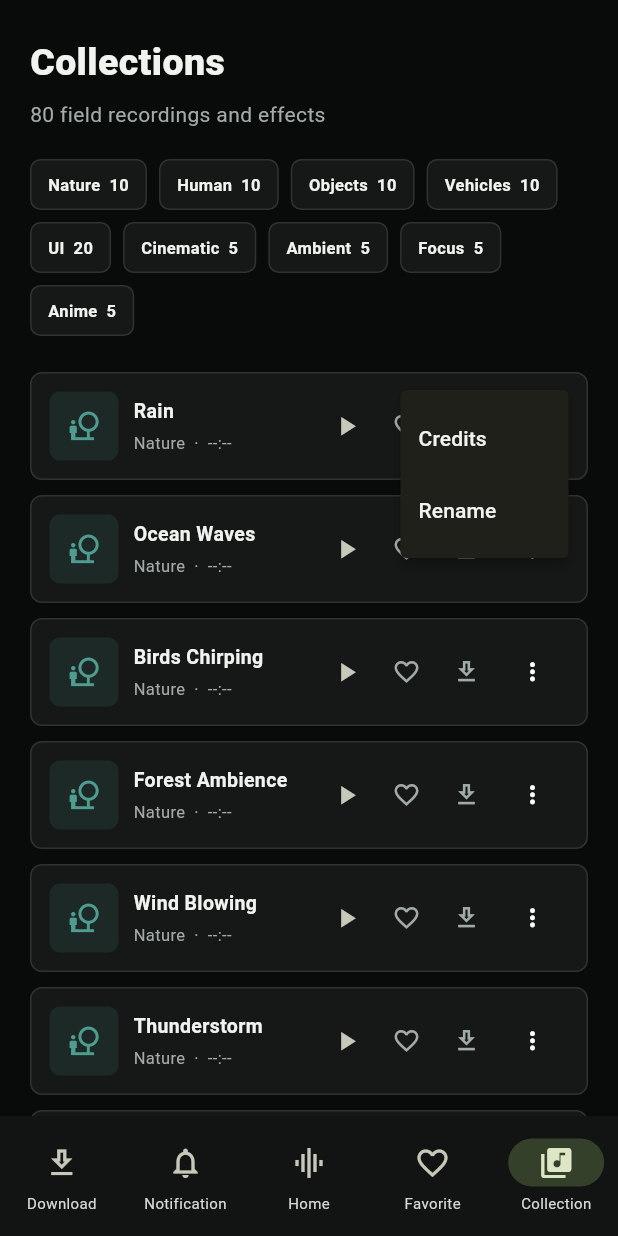
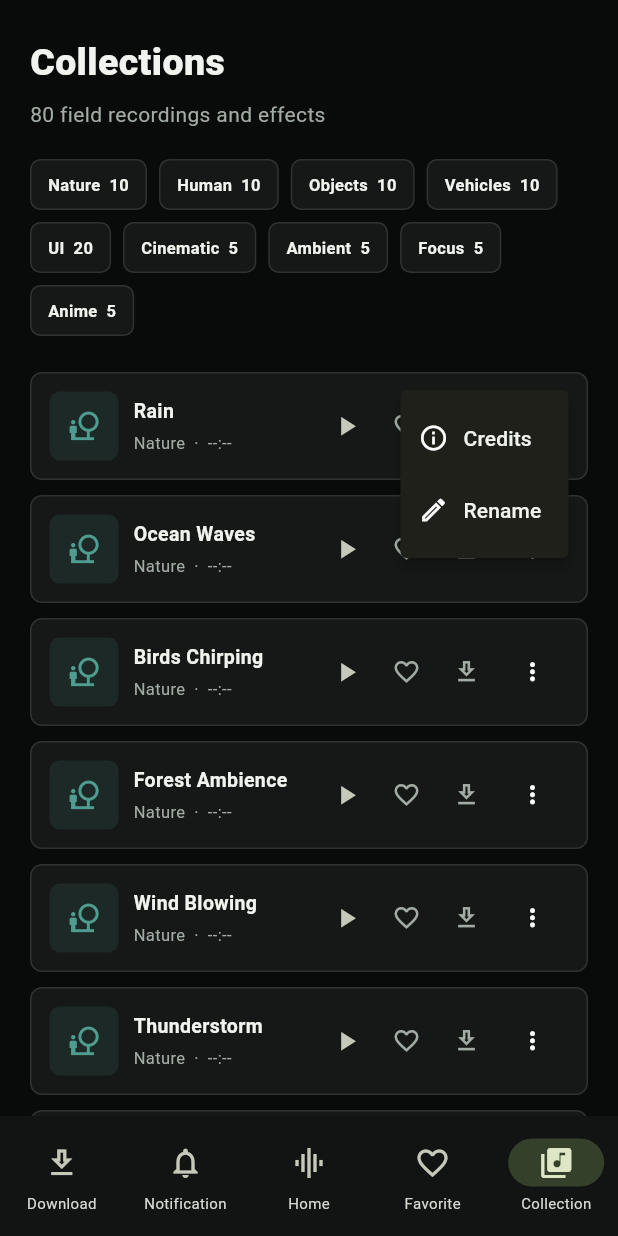
Before and after one commit to markjololara917-web/LaraFinalExamCC, a Flutter app: the screen it shows after launch, item 5 of the bottom bar chosen, after a tap on the "more vert" icon, on a phone screen of 412 x 824 dp. Run offline on Flutter 3.47's test engine with Material 3 defaults, Android fonts, the light colour scheme and no system bars; our stand-ins replace audioplayers, shared_preferences; missing offline and left inert: file_saver.

Commit message:
first commit

```diff
--- a/lib/app_shell.dart
+++ b/lib/app_shell.dart
@@ -1,12 +1,12 @@
 import 'dart:async';
 import 'dart:convert';
 
+import 'package:shared_preferences/shared_preferences.dart';
 import 'package:audioplayers/audioplayers.dart';
 import 'package:file_saver/file_saver.dart';
 import 'package:flutter/foundation.dart';
 import 'package:flutter/material.dart';
 import 'package:flutter/services.dart';
-import 'package:shared_preferences/shared_preferences.dart';
 
 import 'collectionpage.dart';
 import 'downloadpage.dart';
@@ -25,6 +25,8 @@ class SoundEffectApp extends StatefulWidget {
 
 class _SoundEffectAppState extends State<SoundEffectApp> {
   static const _customTitlesKey = 'soundeffect.custom_titles';
+  static const _favoriteIdsKey = 'soundeffect.favorite_ids';
+  static const _downloadedIdsKey = 'soundeffect.downloaded_ids';
 
   int _selectedIndex = 2;
   String? _playingId;
@@ -41,6 +43,36 @@ class _SoundEffectAppState extends State<SoundEffectApp> {
     super.initState();
     _preferences = SharedPreferences.getInstance();
     unawaited(_loadCustomTitles());
+    unawaited(_loadSavedIds());
+  }
+
+  Future<void> _loadSavedIds() async {
+    try {
+      final preferences = await _preferences;
+      final favorites = preferences.getStringList(_favoriteIdsKey) ?? <String>[];
+      final downloads = preferences.getStringList(_downloadedIdsKey) ?? <String>[];
+      if (!mounted) return;
+      setState(() {
+        _favoriteIds
+          ..clear()
+          ..addAll(favorites);
+        _downloadedIds
+          ..clear()
+          ..addAll(downloads);
+      });
+    } catch (_) {
+      if (mounted) _showMessage('Could not load saved sounds.');
+    }
+  }
+
+  Future<void> _saveIdSets() async {
+    try {
+      final preferences = await _preferences;
+      await preferences.setStringList(_favoriteIdsKey, _favoriteIds.toList());
+      await preferences.setStringList(_downloadedIdsKey, _downloadedIds.toList());
+    } catch (_) {
+      if (mounted) _showMessage('Could not save your library changes.');
+    }
   }
 
   Future<void> _loadCustomTitles() async {
@@ -153,11 +185,16 @@ class _SoundEffectAppState extends State<SoundEffectApp> {
     setState(() {
       if (!_favoriteIds.add(sound.id)) _favoriteIds.remove(sound.id);
     });
+    unawaited(_saveIdSets());
   }
 
   Future<void> _toggleDownload(SoundEffect sound) async {
+    // The same callback is used by the menu action to remove a sound from
+    // the app's Downloads list. This does not delete the exported MP3 file.
     if (_downloadedIds.contains(sound.id)) {
-      _showMessage('${_titleFor(sound)} is already saved on this device.');
+      setState(() => _downloadedIds.remove(sound.id));
+      unawaited(_saveIdSets());
+      _showMessage('${_titleFor(sound)} removed from your Downloads list.');
       return;
     }
 
@@ -187,6 +224,7 @@ class _SoundEffectAppState extends State<SoundEffectApp> {
 
       if (!mounted || savedLocation == null) return;
       setState(() => _downloadedIds.add(sound.id));
+      unawaited(_saveIdSets());
       _showMessage('${_titleFor(sound)} saved to this device.');
     } on FlutterError {
       if (!mounted) return;
--- a/lib/sound_effect_list.dart
+++ b/lib/sound_effect_list.dart
@@ -4,7 +4,20 @@ import 'sound_effect.dart';
 import 'sound_effect_tile.dart';
 
 class SoundEffectList extends StatelessWidget {
+  final List<SoundEffect> sounds;
+  final String? playingId;
+  final Set<String> favoriteIds;
+  final Set<String> downloadedIds;
+  final Map<String, String> soundTitles;
+
+  final ValueChanged<SoundEffect> onPlay;
+  final ValueChanged<SoundEffect> onFavorite;
+  final ValueChanged<SoundEffect> onDownload;
+  final ValueChanged<SoundEffect> onRename;
+  final ValueChanged<SoundEffect> onOpenCredits;
+
   const SoundEffectList({
+    super.key,
     required this.sounds,
     required this.playingId,
     required this.favoriteIds,
@@ -15,48 +28,43 @@ class SoundEffectList extends StatelessWidget {
     required this.onDownload,
     required this.onRename,
     required this.onOpenCredits,
-    super.key,
   });
-
-  final List<SoundEffect> sounds;
-  final String? playingId;
-  final Set<String> favoriteIds;
-  final Set<String> downloadedIds;
-  final Map<String, String> soundTitles;
-  final ValueChanged<SoundEffect> onPlay;
-  final ValueChanged<SoundEffect> onFavorite;
-  final ValueChanged<SoundEffect> onDownload;
-  final ValueChanged<SoundEffect> onRename;
-  final ValueChanged<SoundEffect> onOpenCredits;
 
   @override
   Widget build(BuildContext context) {
     if (sounds.isEmpty) {
       return const Padding(
-        padding: EdgeInsets.symmetric(vertical: 52, horizontal: 28),
+        padding: EdgeInsets.symmetric(vertical: 32, horizontal: 16),
+        child: Center(
           child: Column(
+            mainAxisSize: MainAxisSize.min,
             children: [
-            Icon(Icons.graphic_eq, size: 38, color: Color(0xFFE45C36)),
-            SizedBox(height: 14),
+              Icon(Icons.music_off_rounded, color: Colors.white38, size: 42),
+              SizedBox(height: 12),
               Text(
-              'Nothing here yet',
-              style: TextStyle(fontSize: 18, fontWeight: FontWeight.w700),
+                'No sounds found.',
+                style: TextStyle(
+                  color: Colors.white70,
+                  fontSize: 15,
+                  fontWeight: FontWeight.w600,
                 ),
-            SizedBox(height: 6),
-            Text(
-              'Browse the collection and add a sound to get started.',
-              textAlign: TextAlign.center,
-              style: TextStyle(color: Color(0xFFA3ABA5), height: 1.4),
               ),
             ],
+          ),
         ),
       );
     }
 
-    return Column(
-      children: [
-        for (final sound in sounds)
-          Padding(
+    return ListView.builder(
+      shrinkWrap: true,
+      physics: const NeverScrollableScrollPhysics(),
+      padding: EdgeInsets.zero,
+      itemCount: sounds.length,
+      itemBuilder: (context, index) {
+        final sound = sounds[index];
+
+        return Padding(
+          key: ValueKey(sound.id),
           padding: const EdgeInsets.only(bottom: 10),
           child: SoundEffectTile(
             sound: sound,
@@ -70,8 +78,8 @@ class SoundEffectList extends StatelessWidget {
             onRename: () => onRename(sound),
             onOpenCredits: () => onOpenCredits(sound),
           ),
-          ),
-      ],
+        );
+      },
     );
   }
 }
--- a/lib/sound_effect_tile.dart
+++ b/lib/sound_effect_tile.dart
@@ -49,6 +49,7 @@ class SoundEffectTile extends StatelessWidget {
             child: Icon(sound.icon, color: sound.color, size: 23),
           ),
           const SizedBox(width: 10),
+
           Expanded(
             child: Column(
               crossAxisAlignment: CrossAxisAlignment.start,
@@ -75,12 +76,14 @@ class SoundEffectTile extends StatelessWidget {
               ],
             ),
           ),
+
           IconButton(
             onPressed: onPlay,
             tooltip: isPlaying ? 'Pause preview' : 'Play preview',
             visualDensity: VisualDensity.compact,
             icon: Icon(isPlaying ? Icons.pause : Icons.play_arrow, size: 21),
           ),
+
           IconButton(
             onPressed: onFavorite,
             tooltip: isFavorite ? 'Remove favorite' : 'Add to favorites',
@@ -93,6 +96,7 @@ class SoundEffectTile extends StatelessWidget {
                   : const Color(0xFFA3ABA5),
             ),
           ),
+
           IconButton(
             onPressed: isDownloaded ? null : onDownload,
             tooltip: isDownloaded ? 'Saved to device' : 'Save to device',
@@ -105,16 +109,57 @@ class SoundEffectTile extends StatelessWidget {
                   : const Color(0xFFA3ABA5),
             ),
           ),
+
           PopupMenuButton<String>(
             tooltip: 'Sound actions',
             onSelected: (action) {
-              if (action == 'rename') onRename();
-              if (action == 'credits') onOpenCredits();
+              if (action == 'rename') {
+                onRename();
+              } else if (action == 'credits') {
+                onOpenCredits();
+              } else if (action == 'remove_download') {
+                onDownload();
+              }
             },
             itemBuilder: (context) => [
               if (sound.creditUrl != null)
-                const PopupMenuItem(value: 'credits', child: Text('Credits')),
-              const PopupMenuItem(value: 'rename', child: Text('Rename')),
+                const PopupMenuItem<String>(
+                  value: 'credits',
+                  child: Row(
+                    children: [
+                      Icon(Icons.info_outline, size: 20),
+                      SizedBox(width: 10),
+                      Text('Credits'),
+                    ],
+                  ),
+                ),
+
+              const PopupMenuItem<String>(
+                value: 'rename',
+                child: Row(
+                  children: [
+                    Icon(Icons.edit_outlined, size: 20),
+                    SizedBox(width: 10),
+                    Text('Rename'),
+                  ],
+                ),
+              ),
+
+              if (isDownloaded)
+                const PopupMenuItem<String>(
+                  value: 'remove_download',
+                  child: Row(
+                    children: [
+                      Icon(
+                        Icons.delete_outline_rounded,
+                        color: Color(0xFFE45C36),
+                        size: 20,
+                      ),
+                      SizedBox(width: 10),
+                      Text('Remove from Downloads'),
+                    ],
+                  ),
+                ),
             ],
             icon: const Icon(Icons.more_vert, size: 19),
             padding: EdgeInsets.zero,
```
Lines whose indentation alone changed are shown as unchanged.
